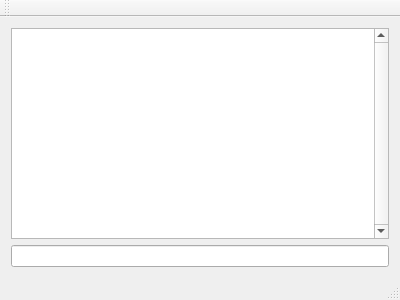
The window that mainwindow.ui (agricola/irc-client2) describes before a commit, drawn with Qt 5.
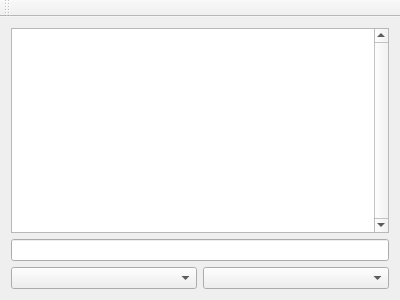
The same window after the commit.

Commit message: Partially functioning server combo box

Diff of the .ui file:
```diff
--- a/mainwindow.ui
+++ b/mainwindow.ui
@@ -28,6 +28,16 @@
     <item>
      <widget class="QLineEdit" name="lineEdit"/>
     </item>
+    <item>
+     <layout class="QHBoxLayout" name="horizontalLayout">
+      <item>
+       <widget class="QComboBox" name="serverCombo"/>
+      </item>
+      <item>
+       <widget class="QComboBox" name="channelCombo"/>
+      </item>
+     </layout>
+    </item>
    </layout>
   </widget>
   <widget class="QMenuBar" name="menuBar">
@@ -48,7 +58,6 @@
     <bool>false</bool>
    </attribute>
   </widget>
-  <widget class="QStatusBar" name="statusBar"/>
  </widget>
  <layoutdefault spacing="6" margin="11"/>
  <resources/>
```
The commit also changes 8 other files.
